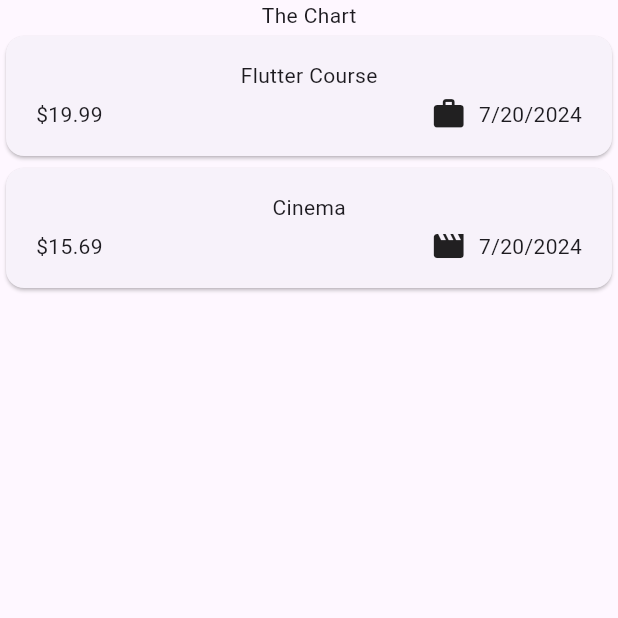
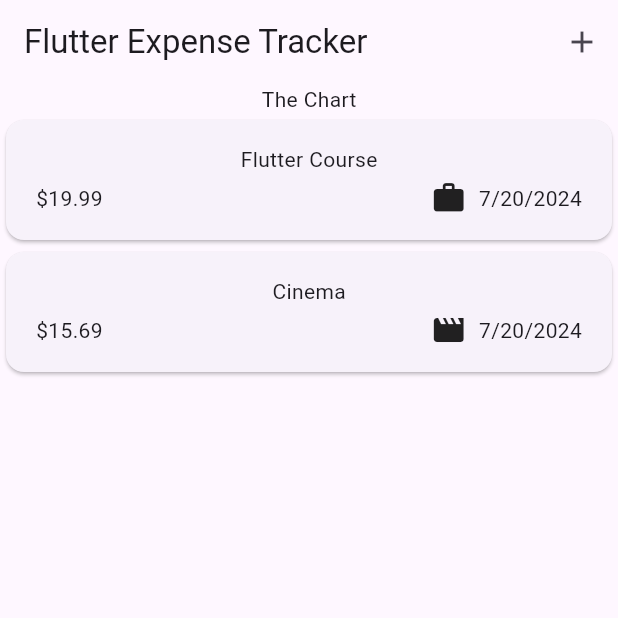
Before and after one commit to Belchenkov/expense_tracker_flutter, a Flutter app: the screen it shows after launch, on a phone screen of 412 x 824 dp, the top half of it. Run offline on Flutter 3.47's test engine with Material 3 defaults, Android fonts, the phone set to English and light mode, and no system bars.

Commit message:
add appbar

```diff
--- a/lib/main.dart
+++ b/lib/main.dart
@@ -4,8 +4,9 @@ import 'package:expense_tracker/widgets/expenses.dart';
 
 void main() {
   runApp(
-    const MaterialApp(
-      home: Expenses(),
+    MaterialApp(
+      theme: ThemeData(useMaterial3: true),
+      home: const Expenses(),
     )
   );
 }
--- a/lib/widgets/expenses.dart
+++ b/lib/widgets/expenses.dart
@@ -21,6 +21,15 @@ class _ExpensesState extends State<Expenses> {
   @override
   Widget build(BuildContext context) {
     return Scaffold(
+      appBar: AppBar(
+        title: const Text('Flutter Expense Tracker'),
+        actions: [
+          IconButton(
+              onPressed: () {},
+              icon: const Icon(Icons.add)
+          )
+        ],
+      ),
       body: Column(
         children: [
           const Text('The Chart'),
```
